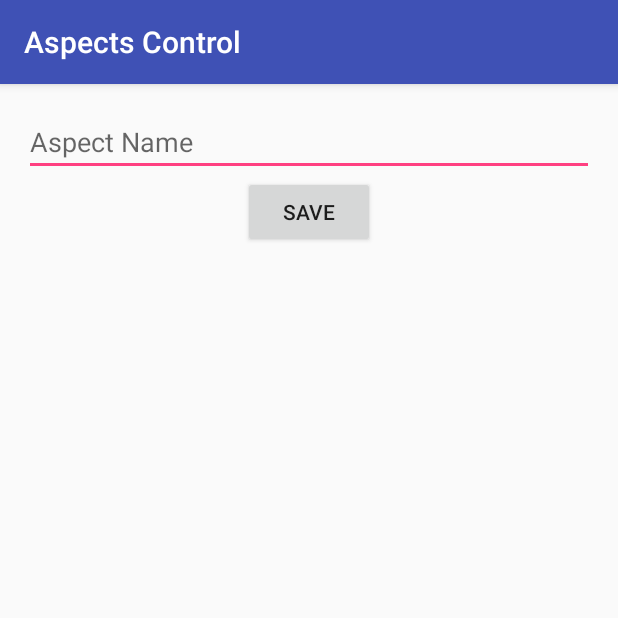
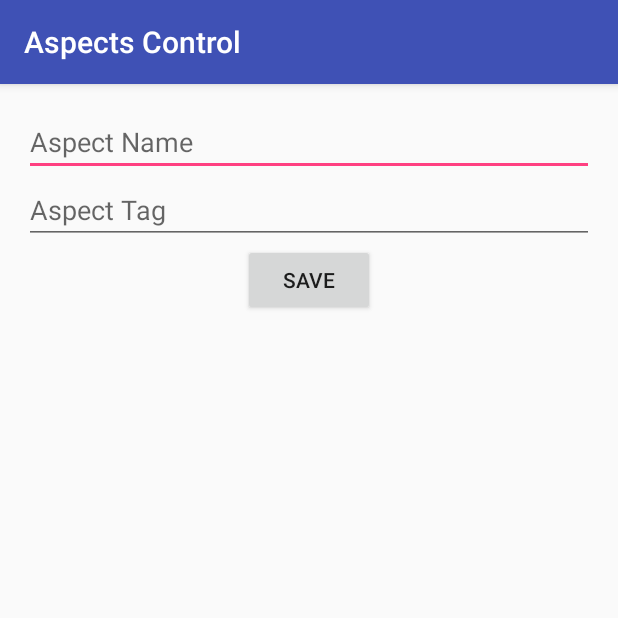
Before and after one commit to augustocardoso07/AspectsControl, an Android app: the NewAspect screen opened directly, with no data from a screen before it, on a phone screen of 412 x 824 dp, the top half of it. Run offline under Robolectric (Android 15) with nearby library versions, the phone set to English and light mode, and no system bars; libraries missing offline, so code that uses them is left out: io.realm.

Commit message:
EditText tag added

```diff
--- a/app/src/main/java/com/example/renancardoso/aspectscontrol/NewAspect.java
+++ b/app/src/main/java/com/example/renancardoso/aspectscontrol/NewAspect.java
@@ -3,6 +3,8 @@ package com.example.renancardoso.aspectscontrol;
 import android.support.v7.app.AppCompatActivity;
 import android.os.Bundle;
 import android.view.View;
+import android.view.animation.Animation;
+import android.view.animation.AnimationUtils;
 import android.widget.Button;
 import android.widget.EditText;
 import android.widget.Toast;
@@ -20,16 +22,34 @@ public class NewAspect extends AppCompatActivity {
         super.onCreate(savedInstanceState);
         setContentView(R.layout.activity_new_aspect);
 
-        Button addAspect = (Button) findViewById(R.id.add_aspect);
-        final EditText newAspect = (EditText) findViewById(R.id.new_aspect_name);
+        Button addAspect = (Button) findViewById(R.id.bt_add_aspect);
+        final EditText newAspect = (EditText) findViewById(R.id.et_new_aspect_name);
+        final EditText newTag = (EditText) findViewById(R.id.et_new_aspect_tag);
 
 
         addAspect.setOnClickListener(new View.OnClickListener() {
             @Override
             public void onClick(View view) {
 
+                String aspectName = newAspect.getText().toString().trim();
+                String aspectTag = newTag.getText().toString().trim();
+                boolean err = false;
+
+                if (aspectName.isEmpty()) {
+                    newAspect.setError("Aspect name can't be blank");
+                    err = true;
+                }
+
+                if (aspectTag.isEmpty()) {
+                    newTag.setError("Aspect tag can't be blank");
+                    err = true;
+                }
+
+                if (err) return;
+
                 Aspects aspect = new Aspects();
-                aspect.setName(newAspect.getText().toString());
+                aspect.setName(aspectName);
+                aspect.setTag(aspectTag);
                 aspect.setCreatedAt(new Date());
 
                 Realm realm = Realm.getDefaultInstance();
--- a/app/src/main/res/layout/activity_new_aspect.xml
+++ b/app/src/main/res/layout/activity_new_aspect.xml
@@ -10,13 +10,19 @@
 
 
     <EditText
-        android:id="@+id/new_aspect_name"
+        android:id="@+id/et_new_aspect_name"
         android:layout_width="match_parent"
         android:layout_height="wrap_content"
         android:hint="@string/aspect_name"/>
 
+    <EditText
+        android:id="@+id/et_new_aspect_tag"
+        android:layout_width="match_parent"
+        android:layout_height="wrap_content"
+        android:hint="@string/aspect_tag"/>
+
     <Button
-        android:id="@+id/add_aspect"
+        android:id="@+id/bt_add_aspect"
         android:layout_width="wrap_content"
         android:layout_height="wrap_content"
         android:layout_gravity="center"
--- a/app/src/main/res/values/strings.xml
+++ b/app/src/main/res/values/strings.xml
@@ -8,4 +8,5 @@
     <string name="aspect_name">Aspect Name</string>
     <string name="save">Save</string>
     <string name="view_calendar">Calendar</string>
+    <string name="aspect_tag">Aspect Tag</string>
 </resources>
```
